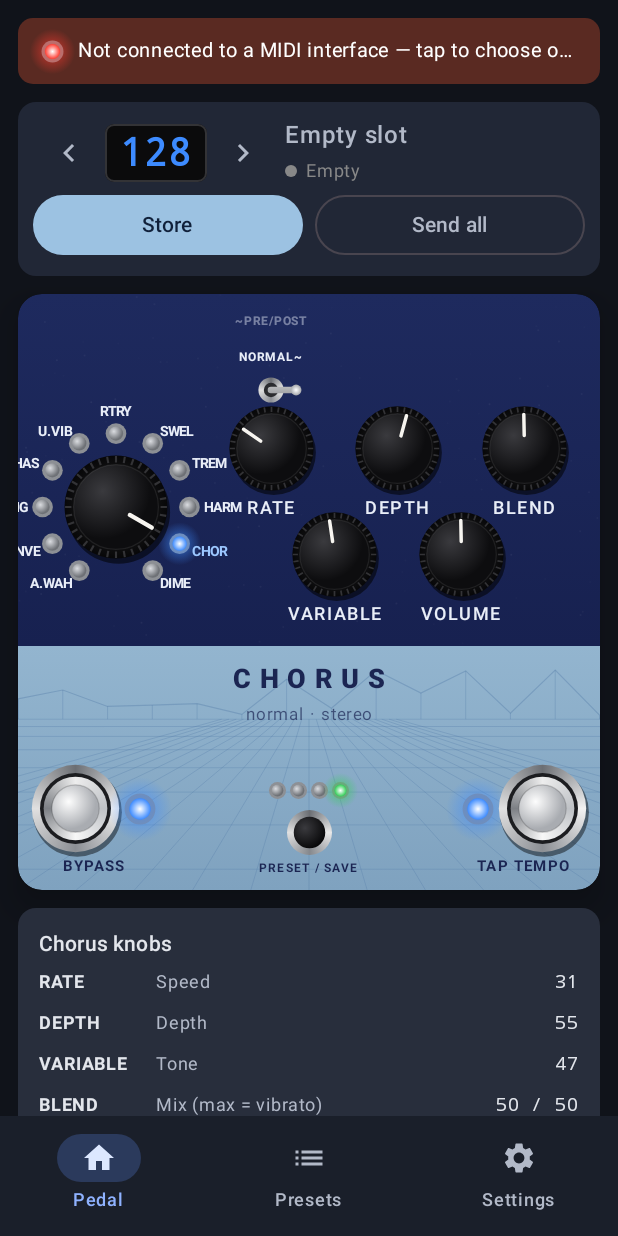
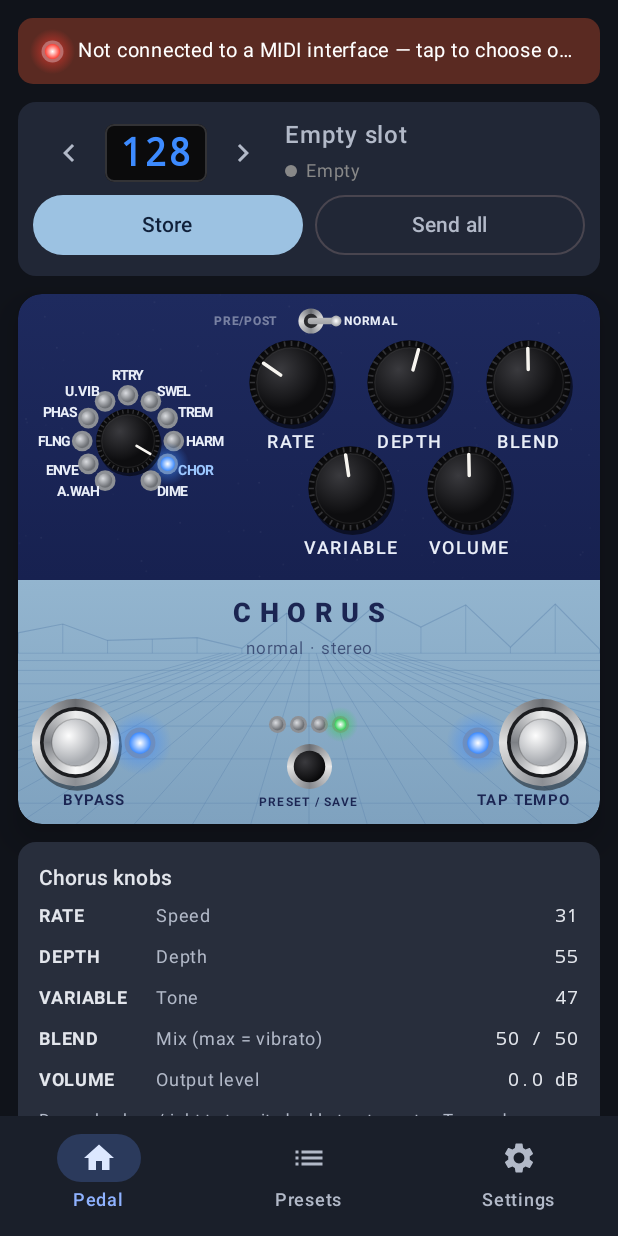
Before and after one commit to jonsolberg/wamplerterraformcontrol, an Android app built with Jetpack Compose: the screen it shows after launch (MainActivity), after a tap on "Previous preset", on a phone screen of 412 x 824 dp. Run offline under Robolectric (Android 15) with nearby library versions, the phone set to English and light mode, and no system bars.

Commit message:
Fit the effect dial labels on narrow screens; routing toggle on one line

```diff
--- a/app/src/main/java/se/jonsolberg/terraform/ui/PedalScreen.kt
+++ b/app/src/main/java/se/jonsolberg/terraform/ui/PedalScreen.kt
@@ -174,16 +174,13 @@ fun PedalFace(vm: TerraformViewModel, knob: Dp, onStore: () -> Unit) {
     ) {
         // ---- navy control panel ----
         Column(Modifier.fillMaxWidth().navyPanel().padding(start = 4.dp, end = 8.dp, top = 6.dp, bottom = 10.dp)) {
-            Row(Modifier.fillMaxWidth(), verticalAlignment = Alignment.Top) {
-                Spacer(Modifier.weight(1.45f))
-                RoutingToggle(s.prePost, vm::setPrePost, Modifier.weight(1f))
-                Spacer(Modifier.weight(1f))
-                Spacer(Modifier.weight(1f))
+            Row(Modifier.fillMaxWidth(), horizontalArrangement = Arrangement.Center) {
+                RoutingToggle(s.prePost, vm::setPrePost)
             }
             Row(Modifier.fillMaxWidth(), verticalAlignment = Alignment.Top) {
                 EffectSelector(
                     Terraform.EFFECTS.map { it.short }, s.program, vm::setProgram,
-                    Modifier.weight(1.45f).height(knob * 2.35f),
+                    Modifier.weight(1.75f).height(knob * 2.35f),
                 )
                 Column(Modifier.weight(3f)) {
                     Row(Modifier.fillMaxWidth()) {
--- a/app/src/main/java/se/jonsolberg/terraform/ui/PedalWidgets.kt
+++ b/app/src/main/java/se/jonsolberg/terraform/ui/PedalWidgets.kt
@@ -251,8 +251,11 @@ fun EffectSelector(
     ) {
         val h = size.height
         val c = center
-        val ledR = h * 0.36f
-        val textR = h * 0.43f
+        // Shrink the ring when the space is narrow so the side labels never get clipped.
+        val maxLabel = labels.maxOf { measurer.measure(it, style).size.width }
+        val textGap = h * 0.06f
+        val ledR = minOf(h * 0.36f, size.width / 2f - maxLabel - textGap - 4f)
+        val textR = ledR + textGap
         labels.forEachIndexed { i, label ->
             val a = Math.toRadians(angleOf(i).toDouble())
             val ca = cos(a).toFloat()
@@ -271,7 +274,7 @@ fun EffectSelector(
             val y = if (abs(ca) <= 0.25f) anchor.y - th else anchor.y - th / 2f
             drawText(layout, topLeft = Offset(x, y))
         }
-        drawBlackKnob(angleOf(selected), h * 0.26f, c)
+        drawBlackKnob(angleOf(selected), ledR * 0.72f, c)
     }
 }
 
@@ -303,13 +306,12 @@ fun DrawScope.drawSmallLed(c: Offset, r: Float, color: Color, on: Boolean) {
 
 // ------------------------------------------------------------------ PRE/POST mini toggle
 
-/** Two-way mini toggle lying sideways on the top edge: left = PRE/POST, right = NORMAL. */
+/** Two-way mini toggle on the top edge: left = PRE/POST, right = NORMAL. */
 @Composable
 fun RoutingToggle(prePost: Boolean, onChange: (Boolean) -> Unit, modifier: Modifier = Modifier) {
     val latest by rememberUpdatedState(onChange)
-    Column(modifier, horizontalAlignment = Alignment.CenterHorizontally) {
-        Text("~PRE/POST", color = if (prePost) PanelText else PanelText.copy(alpha = 0.45f), fontSize = 8.sp, fontWeight = FontWeight.Bold)
-        Text("NORMAL~", color = if (!prePost) PanelText else PanelText.copy(alpha = 0.45f), fontSize = 8.sp, fontWeight = FontWeight.Bold)
+    androidx.compose.foundation.layout.Row(modifier, verticalAlignment = Alignment.CenterVertically) {
+        Text("PRE/POST", color = if (prePost) PanelText else PanelText.copy(alpha = 0.45f), fontSize = 8.sp, fontWeight = FontWeight.Bold)
         Canvas(
             Modifier
                 .size(width = 44.dp, height = 20.dp)
@@ -326,6 +328,7 @@ fun RoutingToggle(prePost: Boolean, onChange: (Boolean) -> Unit, modifier: Modif
             )
             drawCircle(Brush.radialGradient(listOf(Color.White, Color(0xFF9A9DA2)), center = tip, radius = h * 0.2f), radius = h * 0.18f, center = tip)
         }
+        Text("NORMAL", color = if (!prePost) PanelText else PanelText.copy(alpha = 0.45f), fontSize = 8.sp, fontWeight = FontWeight.Bold)
     }
 }
 
```
